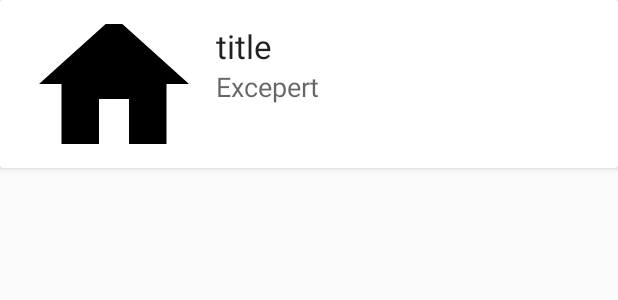
After one commit to calber/journal, an Android app: the layout article.xml on its own in the app's theme, with its tools: preview values and no code run, on a phone screen of 412 x 824 dp. The commit adds this screen. Shown: the top 300 px of the screen. Run offline under Robolectric (Android 15) with nearby library versions, the phone set to English and light mode, and no system bars; network calls fail.

Commit message:
fix images object/array

```diff
--- a/app/src/main/java/org/calber/journal/JournalApi.java
+++ b/app/src/main/java/org/calber/journal/JournalApi.java
@@ -23,6 +23,6 @@ public interface JournalApi {
 
     @Headers("Authorization: Basic c2FtcGxlOmVmZXJ3NXdyMzM1wqM2NQ==")
     @GET("sample/tag/{slug}")
-    Observable<Publication> slug(@Path("slug") String slug);
+    Observable<River> slug(@Path("slug") String slug);
 
 }
--- /dev/null
+++ b/app/src/main/res/drawable/ic_home_black_24dp.xml
@@ -0,0 +1,9 @@
+<vector xmlns:android="http://schemas.android.com/apk/res/android"
+    android:width="24dp"
+    android:height="24dp"
+    android:viewportHeight="24.0"
+    android:viewportWidth="24.0">
+    <path
+        android:fillColor="#FF000000"
+        android:pathData="M10,20v-6h4v6h5v-8h3L12,3 2,12h3v8z" />
+</vector>
--- /dev/null
+++ b/app/src/main/res/layout/article.xml
@@ -0,0 +1,48 @@
+<?xml version="1.0" encoding="utf-8"?>
+<android.support.v7.widget.CardView xmlns:android="http://schemas.android.com/apk/res/android"
+    xmlns:app="http://schemas.android.com/apk/res-auto"
+    android:layout_width="match_parent"
+    android:layout_height="wrap_content">
+
+    <android.support.constraint.ConstraintLayout
+        android:layout_width="match_parent"
+        android:layout_height="wrap_content"
+        android:padding="@dimen/default_gap">
+
+        <ImageView
+            android:id="@+id/image"
+            android:layout_width="120dp"
+            android:layout_height="80dp"
+            android:layout_marginBottom="8dp"
+            android:layout_marginStart="8dp"
+            android:layout_marginTop="8dp"
+            android:scaleType="centerCrop"
+            app:layout_constraintBottom_toBottomOf="parent"
+            app:layout_constraintStart_toStartOf="parent"
+            app:layout_constraintTop_toTopOf="parent"
+            app:layout_constraintVertical_bias="0.0"
+            app:srcCompat="@drawable/ic_home_black_24dp" />
+
+        <TextView
+            android:id="@+id/title"
+            style="@style/TextAppearance.AppCompat.Large"
+            android:layout_width="wrap_content"
+            android:layout_height="wrap_content"
+            android:layout_marginStart="8dp"
+            android:layout_marginTop="8dp"
+            android:text="title"
+            app:layout_constraintStart_toEndOf="@+id/image"
+            app:layout_constraintTop_toTopOf="parent" />
+
+        <TextView
+            android:id="@+id/excerpt"
+            style="@style/TextAppearance.AppCompat.Medium"
+            android:layout_width="wrap_content"
+            android:layout_height="wrap_content"
+            android:layout_marginStart="8dp"
+            android:text="Excepert"
+            app:layout_constraintStart_toEndOf="@+id/image"
+            app:layout_constraintTop_toBottomOf="@+id/title" />
+
+    </android.support.constraint.ConstraintLayout>
+</android.support.v7.widget.CardView>
--- /dev/null
+++ b/app/src/main/res/values/dimens.xml
@@ -0,0 +1,3 @@
+<resources>
+    <!-- Default screen margins, per the Android Design guidelines. -->
+</resources>
--- a/app/src/main/res/values/strings.xml
+++ b/app/src/main/res/values/strings.xml
@@ -1,3 +1,5 @@
 <resources>
     <string name="app_name">journal</string>
+    <string name="title_activity_tab">Tab</string>
+    <string name="title_home">Home</string>
 </resources>
```
Also changed, not shown: app/build.gradle (+9 -4 lines), app/src/main/AndroidManifest.xml (+6 -2 lines), app/src/main/java/org/calber/journal/ApiController.java (+12 -0 lines), app/src/main/java/org/calber/journal/Tab.java (added, +129 -0 lines), app/src/main/java/org/calber/journal/models/Article.java (+2 -123 lines), app/src/main/java/org/calber/journal/models/Images.java (+0 -81 lines), app/src/main/res/drawable/ic_dashboard_black_24dp.xml (added, +9 -0 lines), app/src/main/res/layout/activity_tab.xml (added, +27 -0 lines), app/src/main/res/menu/navigation.xml (added, +14 -0 lines), 2 other files.
